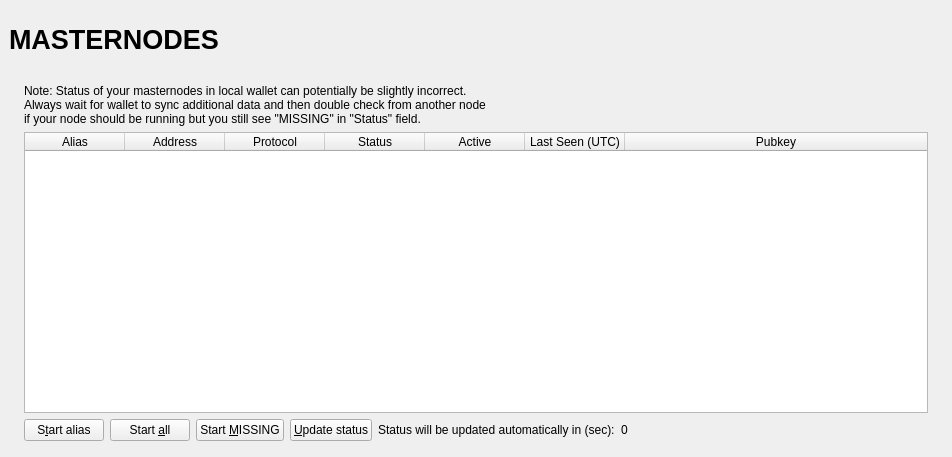
First picture: the form in src/qt/forms/masternodelist.ui, repository ultranatum/ultragate, before the edit.
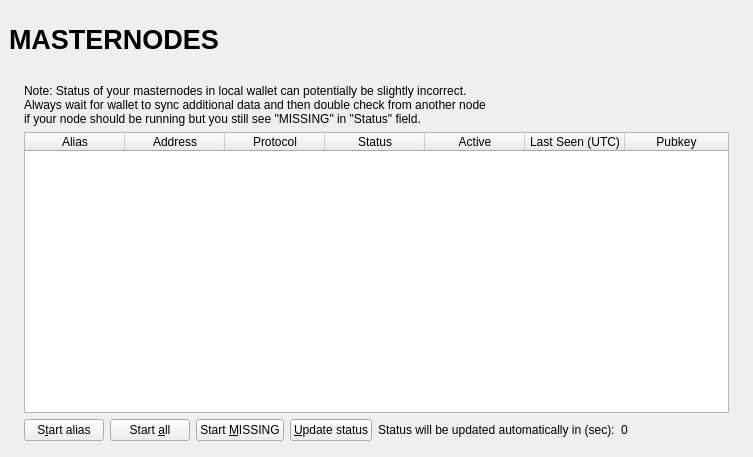
Second picture: the form after the edit.

```diff
--- a/src/qt/forms/masternodelist.ui
+++ b/src/qt/forms/masternodelist.ui
@@ -91,13 +91,13 @@
            <widget class="QLabel" name="labelOverviewHeaderRight">
             <property name="minimumSize">
              <size>
-              <width>464</width>
+              <width>265</width>
               <height>60</height>
              </size>
             </property>
             <property name="maximumSize">
              <size>
-              <width>16777215</width>
+              <width>265</width>
               <height>60</height>
              </size>
             </property>
```
